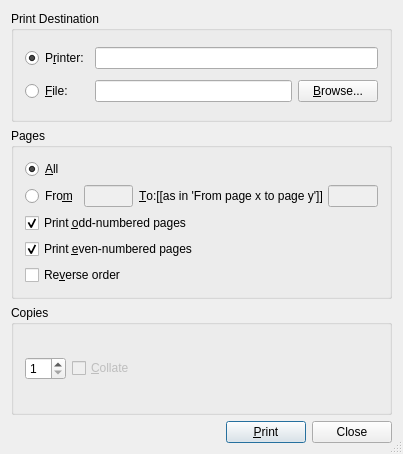
First picture: the form in src/frontends/qt4/ui/QPrintUi.ui, repository cburschka/lyx, before the edit.
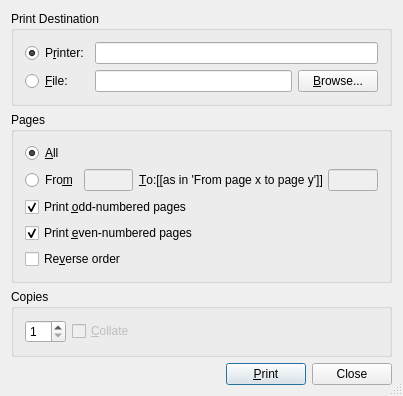
Second picture: the form after the edit.

The edit to the form file:
```diff
--- a/src/frontends/qt4/ui/QPrintUi.ui
+++ b/src/frontends/qt4/ui/QPrintUi.ui
@@ -9,7 +9,7 @@
     <x>0</x>
     <y>0</y>
     <width>403</width>
-    <height>454</height>
+    <height>366</height>
    </rect>
   </property>
   <property name="windowTitle" >
```
Left out of the diff: 3 changed lines with no effect on the pictures.
